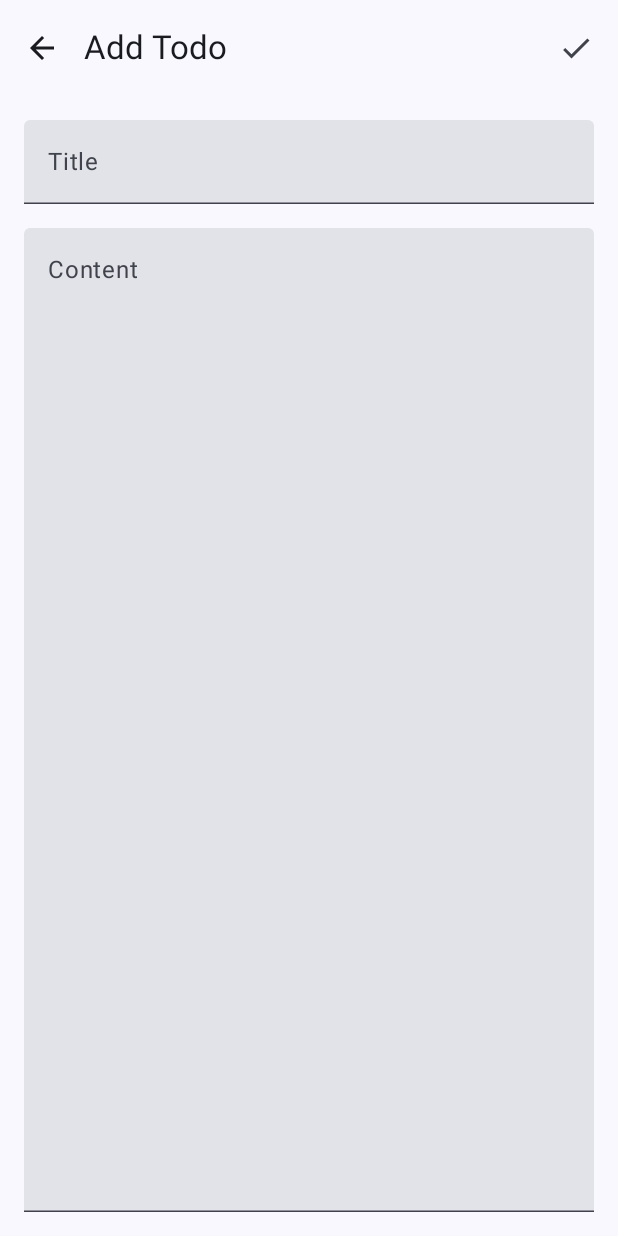
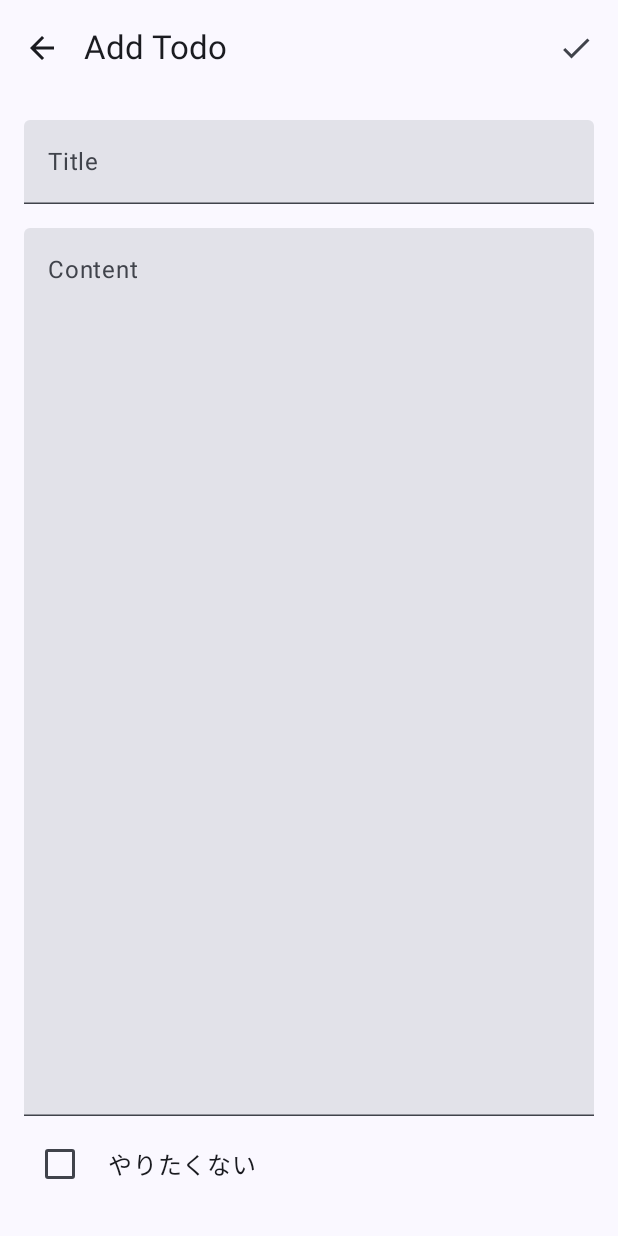
Before and after one commit to TakanaKonbu/CommunityTodoApp, an Android app built with Jetpack Compose: the TodoEditScreen screen opened through its navigation route, on a phone screen of 412 x 824 dp. Run offline under Robolectric (Android 15) with nearby library versions, the phone set to English and light mode, and no system bars.

Commit message:
やりたくないボックスの実装

```diff
--- a/app/src/main/java/com/takanakonbu/communitytodoapp/data/Todo.kt
+++ b/app/src/main/java/com/takanakonbu/communitytodoapp/data/Todo.kt
@@ -10,5 +10,6 @@ data class Todo(
     val id: Int = 0,
     val title: String,
     val content: String,
-    val updatedAt: LocalDateTime
+    val updatedAt: LocalDateTime,
+    val isDontWantToDo: Boolean = false  // 追加
 )
--- a/app/src/main/java/com/takanakonbu/communitytodoapp/ui/TodoViewModel.kt
+++ b/app/src/main/java/com/takanakonbu/communitytodoapp/ui/TodoViewModel.kt
@@ -15,11 +15,12 @@ class TodoViewModel(application: Application) : AndroidViewModel(application) {
     private val todoDao: TodoDao = (application as TodoApplication).database.todoDao()
     val allTodos: Flow<List<Todo>> = todoDao.getAllTodos()
 
-    fun addTodo(title: String, content: String) {
+    fun addTodo(title: String, content: String, isDontWantToDo: Boolean) {
         val todo = Todo(
             title = title,
             content = content,
-            updatedAt = LocalDateTime.now()
+            updatedAt = LocalDateTime.now(),
+            isDontWantToDo = isDontWantToDo
         )
         viewModelScope.launch {
             try {
--- a/app/src/main/java/com/takanakonbu/communitytodoapp/ui/screens/TodoEditScreen.kt
+++ b/app/src/main/java/com/takanakonbu/communitytodoapp/ui/screens/TodoEditScreen.kt
@@ -6,6 +6,7 @@ import androidx.compose.material.icons.automirrored.filled.ArrowBack
 import androidx.compose.material.icons.filled.Check
 import androidx.compose.material3.*
 import androidx.compose.runtime.*
+import androidx.compose.ui.Alignment
 import androidx.compose.ui.Modifier
 import androidx.compose.ui.unit.dp
 import com.takanakonbu.communitytodoapp.data.Todo
@@ -14,11 +15,12 @@ import com.takanakonbu.communitytodoapp.data.Todo
 @Composable
 fun TodoEditScreen(
     todo: Todo? = null,
-    onSaveClick: (String, String) -> Unit,
+    onSaveClick: (String, String, Boolean) -> Unit,  // パラメータ追加
     onBackClick: () -> Unit
 ) {
     var title by remember { mutableStateOf(todo?.title ?: "") }
     var content by remember { mutableStateOf(todo?.content ?: "") }
+    var isDontWantToDo by remember { mutableStateOf(todo?.isDontWantToDo ?: false) }  // 追加
 
     Scaffold(
         topBar = {
@@ -33,7 +35,7 @@ fun TodoEditScreen(
                     IconButton(
                         onClick = {
                             if (title.isNotBlank()) {
-                                onSaveClick(title, content)
+                                onSaveClick(title, content, isDontWantToDo)  // パラメータ追加
                             }
                         }
                     ) {
@@ -65,6 +67,22 @@ fun TodoEditScreen(
                     .weight(1f),
                 minLines = 3
             )
+            // チェックボックスを追加
+            Row(
+                modifier = Modifier
+                    .fillMaxWidth()
+                    .padding(vertical = 8.dp),
+                verticalAlignment = Alignment.CenterVertically
+            ) {
+                Checkbox(
+                    checked = isDontWantToDo,
+                    onCheckedChange = { isDontWantToDo = it }
+                )
+                Text(
+                    text = "やりたくない",
+                    modifier = Modifier.padding(start = 8.dp)
+                )
+            }
         }
     }
 }
```
Also changed, not shown: app/src/main/java/com/takanakonbu/communitytodoapp/MainActivity.kt (+9 -4 lines), app/src/main/java/com/takanakonbu/communitytodoapp/ui/screens/TodoListScreen.kt (+12 -4 lines).
